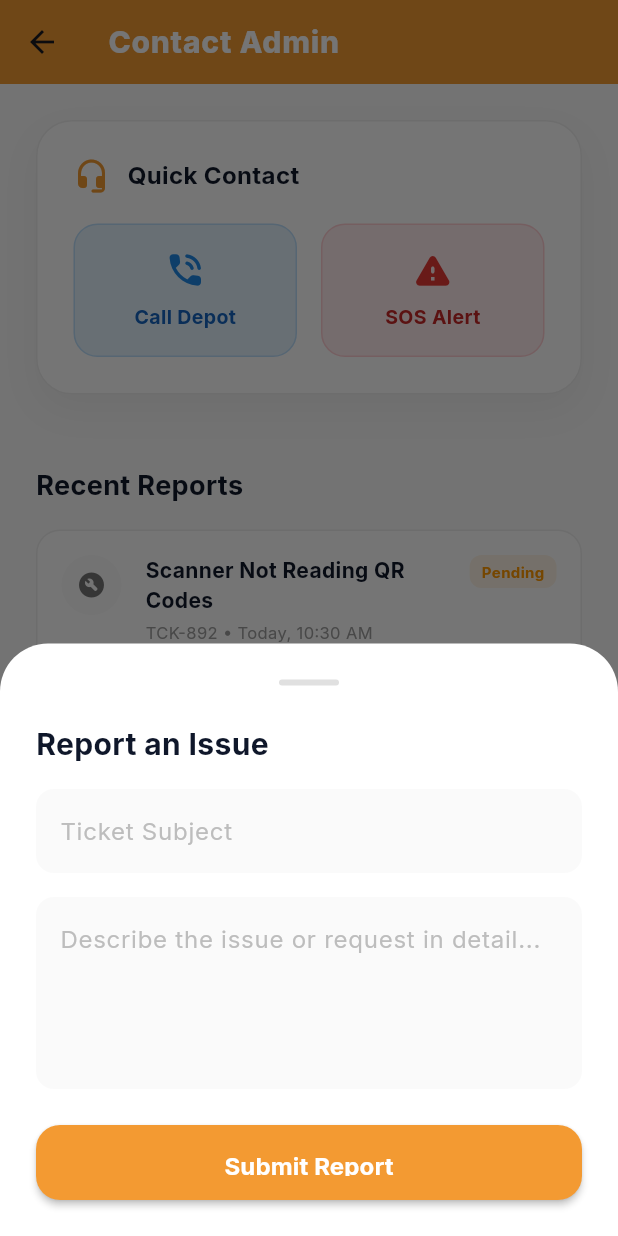
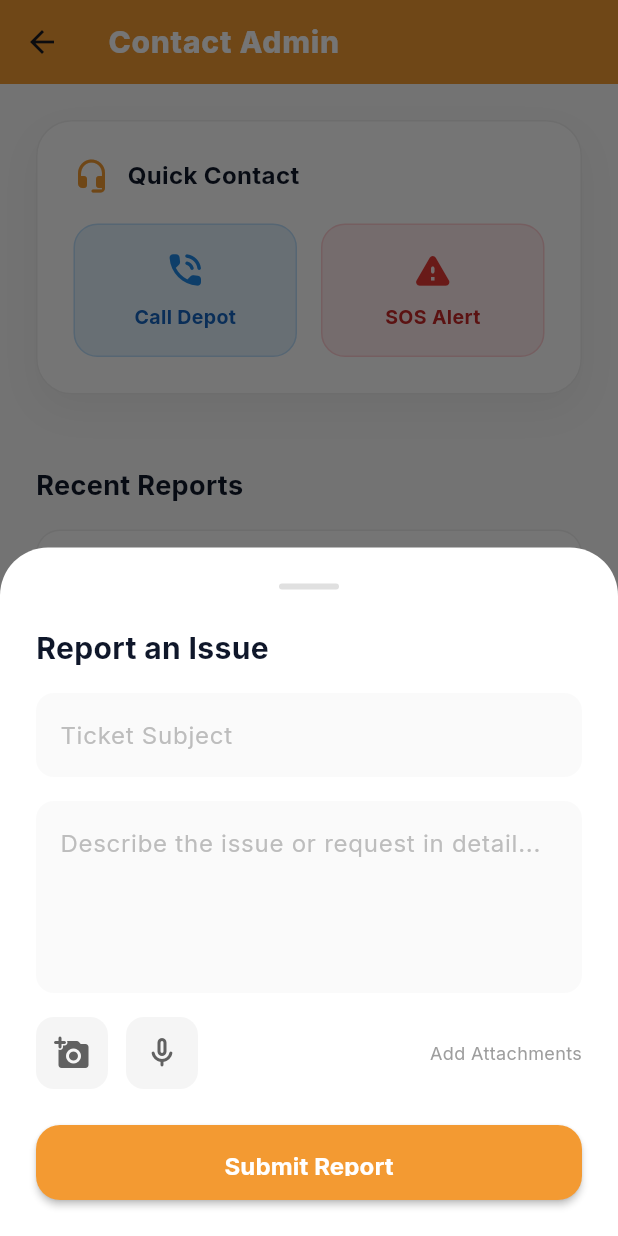
Before and after one commit to Rishikesan05/RideSync-App-Development, a Flutter app: the OperatorContactScreen screen opened directly, after a tap on "New Report", on a phone screen of 412 x 824 dp. Run offline on Flutter 3.47's test engine with Material 3 defaults, Android fonts, the phone set to English and light mode, and no system bars; our stand-ins replace cloud_firestore, firebase_auth, firebase_core, flutter_dotenv, geolocator, google_fonts and 2 more; accounts and stored records are empty; network calls fail.

Commit message:
[RIDESYNC] 2026-06-11 | Feat: Add Photo and Voice attachment UI to Operator Contact Screen

```diff
--- a/apps/mobile/lib/features/operator/presentation/screens/operator_contact_screen.dart
+++ b/apps/mobile/lib/features/operator/presentation/screens/operator_contact_screen.dart
@@ -263,6 +263,40 @@ class _OperatorContactScreenState extends State<OperatorContactScreen> {
                 border: OutlineInputBorder(borderRadius: BorderRadius.circular(12), borderSide: BorderSide.none),
               ),
             ),
+            const SizedBox(height: 16),
+            Row(
+              children: [
+                Container(
+                  decoration: BoxDecoration(
+                    color: isDark ? Colors.white.withValues(alpha: 0.05) : Colors.grey.shade100,
+                    borderRadius: BorderRadius.circular(12),
+                  ),
+                  child: IconButton(
+                    icon: Icon(Icons.add_a_photo_rounded, color: isDark ? Colors.white70 : Colors.grey.shade700),
+                    onPressed: () {
+                      ScaffoldMessenger.of(context).showSnackBar(const SnackBar(content: Text('Camera opened')));
+                    },
+                    tooltip: 'Attach Photo',
+                  ),
+                ),
+                const SizedBox(width: 12),
+                Container(
+                  decoration: BoxDecoration(
+                    color: isDark ? Colors.white.withValues(alpha: 0.05) : Colors.grey.shade100,
+                    borderRadius: BorderRadius.circular(12),
+                  ),
+                  child: IconButton(
+                    icon: Icon(Icons.mic_none_rounded, color: isDark ? Colors.white70 : Colors.grey.shade700),
+                    onPressed: () {
+                      ScaffoldMessenger.of(context).showSnackBar(const SnackBar(content: Text('Recording voice note...')));
+                    },
+                    tooltip: 'Record Voice Note',
+                  ),
+                ),
+                const Spacer(),
+                Text('Add Attachments', style: TextStyle(color: isDark ? Colors.white54 : Colors.grey.shade500, fontSize: 12)),
+              ],
+            ),
             const SizedBox(height: 24),
             SizedBox(
               width: double.infinity,
```
